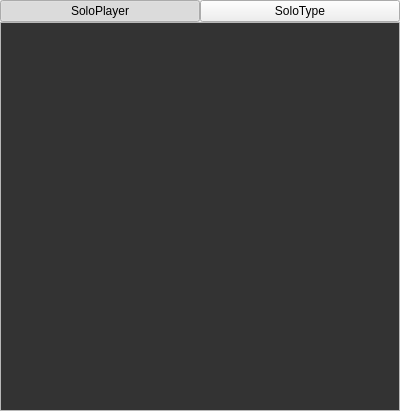
Old version of the form src/ui/widgets/solooverviewwidget.ui in the repository lbproductions/psnewmodel.
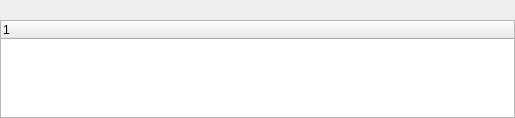
New version of the form.

Commit message: Reworked SoloOverviewWidget and added it to GameStatsWidget

```diff
--- a/src/ui/widgets/solooverviewwidget.ui
+++ b/src/ui/widgets/solooverviewwidget.ui
@@ -6,8 +6,8 @@
    <rect>
     <x>0</x>
     <y>0</y>
-    <width>400</width>
-    <height>411</height>
+    <width>515</width>
+    <height>118</height>
    </rect>
   </property>
   <property name="windowTitle">
@@ -31,228 +31,44 @@
    </property>
    <item>
     <layout class="QHBoxLayout" name="horizontalLayout">
-     <property name="spacing">
-      <number>0</number>
-     </property>
      <item>
-      <widget class="QPushButton" name="pushButtonSoloPlayer">
-       <property name="text">
-        <string>SoloPlayer</string>
+      <spacer name="horizontalSpacer">
+       <property name="orientation">
+        <enum>Qt::Horizontal</enum>
        </property>
-       <property name="checkable">
-        <bool>true</bool>
+       <property name="sizeHint" stdset="0">
+        <size>
+         <width>40</width>
+         <height>20</height>
+        </size>
        </property>
-       <property name="checked">
-        <bool>true</bool>
-       </property>
-       <attribute name="buttonGroup">
-        <string notr="true">buttonGroup</string>
-       </attribute>
-      </widget>
+      </spacer>
      </item>
      <item>
-      <widget class="QPushButton" name="pushButtonSoloType">
-       <property name="text">
-        <string>SoloType</string>
+      <layout class="QGridLayout" name="gridLayout"/>
+     </item>
+     <item>
+      <spacer name="horizontalSpacer_2">
+       <property name="orientation">
+        <enum>Qt::Horizontal</enum>
        </property>
-       <property name="checkable">
-        <bool>true</bool>
+       <property name="sizeHint" stdset="0">
+        <size>
+         <width>40</width>
+         <height>20</height>
+        </size>
        </property>
-       <property name="checked">
-        <bool>false</bool>
-       </property>
-       <attribute name="buttonGroup">
-        <string notr="true">buttonGroup</string>
-       </attribute>
-      </widget>
+      </spacer>
      </item>
     </layout>
    </item>
    <item>
-    <widget class="QStackedWidget" name="stackedWidget">
-     <property name="currentIndex">
-      <number>0</number>
-     </property>
-     <widget class="QWidget" name="page">
-      <layout class="QVBoxLayout" name="verticalLayout_2">
-       <property name="spacing">
-        <number>0</number>
-       </property>
-       <property name="leftMargin">
-        <number>0</number>
-       </property>
-       <property name="topMargin">
-        <number>0</number>
-       </property>
-       <property name="rightMargin">
-        <number>0</number>
-       </property>
-       <property name="bottomMargin">
-        <number>0</number>
-       </property>
-       <item>
-        <widget class="QTreeWidget" name="treeWidgetSoloPlayer">
-         <property name="palette">
-          <palette>
-           <active>
-            <colorrole role="Base">
-             <brush brushstyle="SolidPattern">
-              <color alpha="255">
-               <red>51</red>
-               <green>51</green>
-               <blue>51</blue>
-              </color>
-             </brush>
-            </colorrole>
-           </active>
-           <inactive>
-            <colorrole role="Base">
-             <brush brushstyle="SolidPattern">
-              <color alpha="255">
-               <red>51</red>
-               <green>51</green>
-               <blue>51</blue>
-              </color>
-             </brush>
-            </colorrole>
-           </inactive>
-           <disabled>
-            <colorrole role="Base">
-             <brush brushstyle="SolidPattern">
-              <color alpha="255">
-               <red>237</red>
-               <green>237</green>
-               <blue>237</blue>
-              </color>
-             </brush>
-            </colorrole>
-           </disabled>
-          </palette>
-         </property>
-         <property name="focusPolicy">
-          <enum>Qt::NoFocus</enum>
-         </property>
-         <property name="verticalScrollBarPolicy">
-          <enum>Qt::ScrollBarAlwaysOff</enum>
-         </property>
-         <property name="horizontalScrollBarPolicy">
-          <enum>Qt::ScrollBarAlwaysOff</enum>
-         </property>
-         <property name="alternatingRowColors">
-          <bool>false</bool>
-         </property>
-         <property name="columnCount">
-          <number>3</number>
-         </property>
-         <attribute name="headerVisible">
-          <bool>false</bool>
-         </attribute>
-         <column>
-          <property name="text">
-           <string notr="true">1</string>
-          </property>
-         </column>
-         <column>
-          <property name="text">
-           <string notr="true">2</string>
-          </property>
-         </column>
-         <column>
-          <property name="text">
-           <string notr="true">3</string>
-          </property>
-         </column>
-        </widget>
-       </item>
-      </layout>
-     </widget>
-     <widget class="QWidget" name="page_2">
-      <layout class="QVBoxLayout" name="verticalLayout_3">
-       <property name="spacing">
-        <number>0</number>
-       </property>
-       <property name="leftMargin">
-        <number>0</number>
-       </property>
-       <property name="topMargin">
-        <number>0</number>
-       </property>
-       <property name="rightMargin">
-        <number>0</number>
-       </property>
-       <property name="bottomMargin">
-        <number>0</number>
-       </property>
-       <item>
-        <widget class="QTreeWidget" name="treeWidgetSoloType">
-         <property name="palette">
-          <palette>
-           <active>
-            <colorrole role="Base">
-             <brush brushstyle="SolidPattern">
-              <color alpha="255">
-               <red>51</red>
-               <green>51</green>
-               <blue>51</blue>
-              </color>
-             </brush>
-            </colorrole>
-           </active>
-           <inactive>
-            <colorrole role="Base">
-             <brush brushstyle="SolidPattern">
-              <color alpha="255">
-               <red>51</red>
-               <green>51</green>
-               <blue>51</blue>
-              </color>
-             </brush>
-            </colorrole>
-           </inactive>
-           <disabled>
-            <colorrole role="Base">
-             <brush brushstyle="SolidPattern">
-              <color alpha="255">
-               <red>237</red>
-               <green>237</green>
-               <blue>237</blue>
-              </color>
-             </brush>
-            </colorrole>
-           </disabled>
-          </palette>
-         </property>
-         <property name="verticalScrollBarPolicy">
-          <enum>Qt::ScrollBarAlwaysOff</enum>
-         </property>
-         <property name="horizontalScrollBarPolicy">
-          <enum>Qt::ScrollBarAlwaysOff</enum>
-         </property>
-         <property name="columnCount">
-          <number>3</number>
-         </property>
-         <attribute name="headerVisible">
-          <bool>false</bool>
-         </attribute>
-         <column>
-          <property name="text">
-           <string notr="true">1</string>
-          </property>
-         </column>
-         <column>
-          <property name="text">
-           <string notr="true">2</string>
-          </property>
-         </column>
-         <column>
-          <property name="text">
-           <string notr="true">3</string>
-          </property>
-         </column>
-        </widget>
-       </item>
-      </layout>
-     </widget>
+    <widget class="QTreeWidget" name="treeWidget">
+     <column>
+      <property name="text">
+       <string notr="true">1</string>
+      </property>
+     </column>
     </widget>
    </item>
   </layout>
```
Left out of the diff: 3 changed lines with no effect on the pictures. The commit also changes 5 other files.
